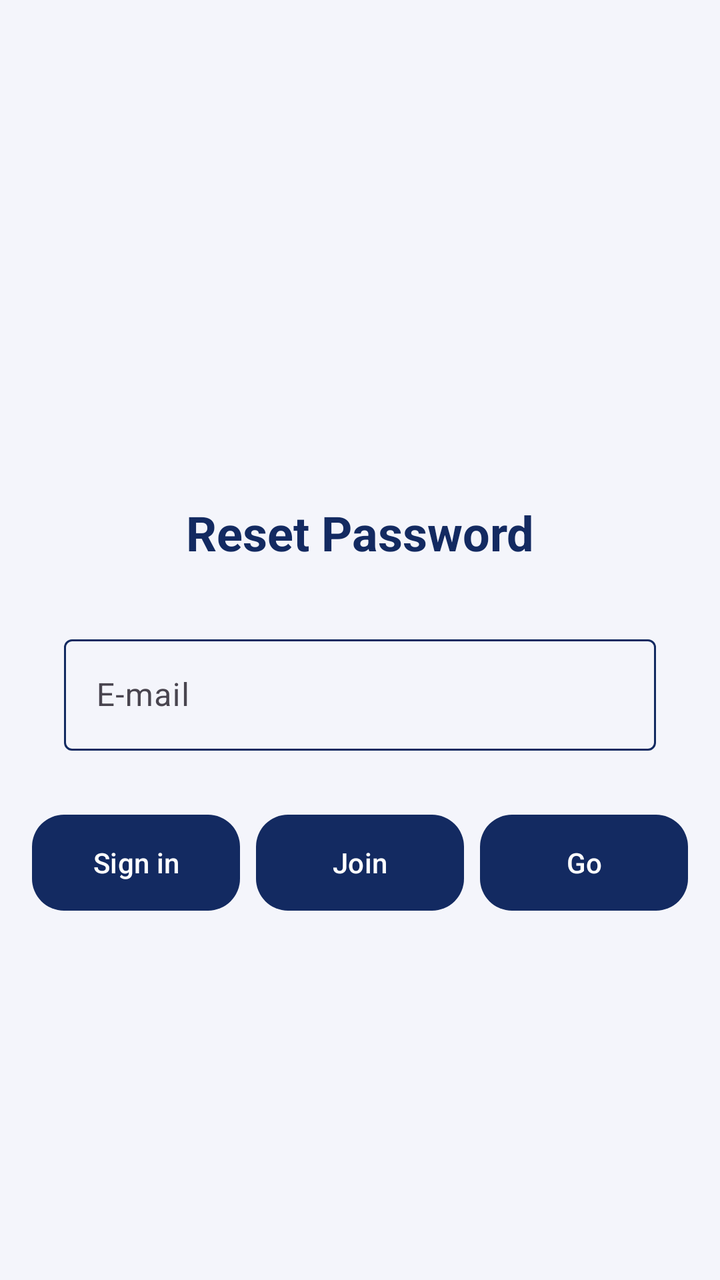
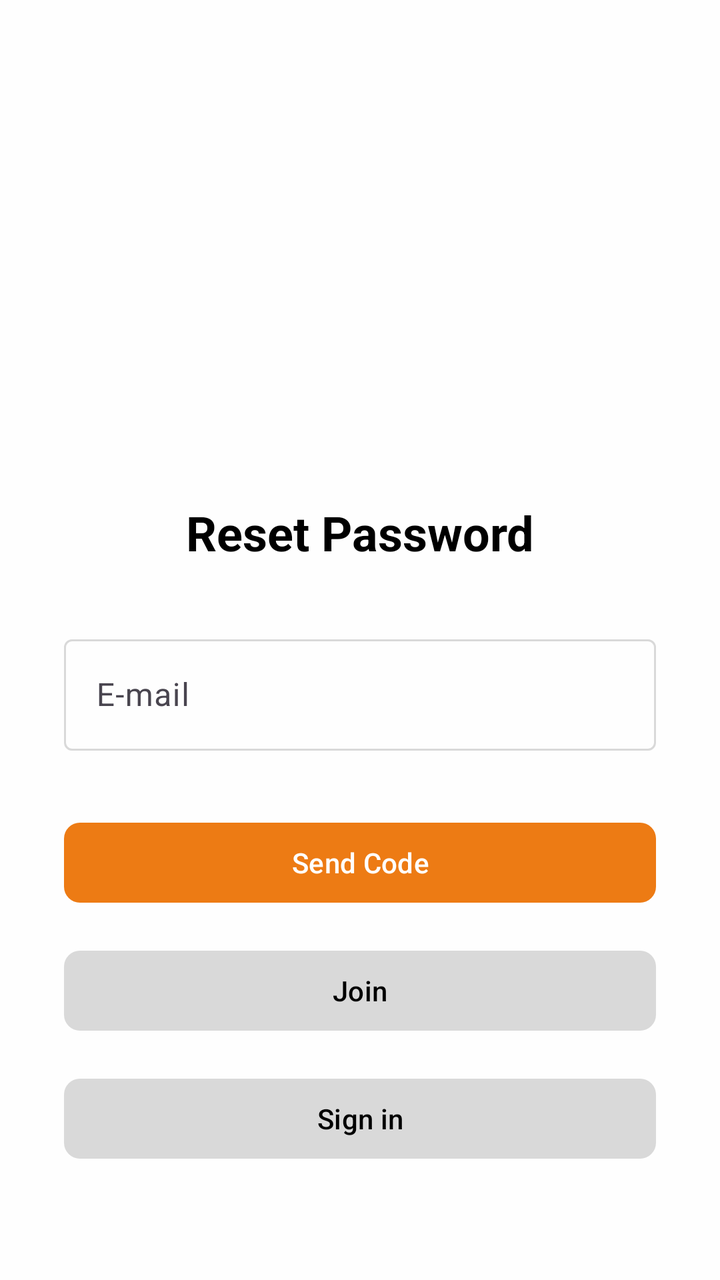

An Android layout rendered at two revisions. The XML below is the earlier revision; the diff shows what the commit changed to produce the second picture.
<!-- AndroidManifest.xml: application theme Theme.FrontendBook -->
<!-- res/layout/sign_in_reset_pass_activity.xml -->
<?xml version="1.0" encoding="utf-8"?>
<androidx.constraintlayout.widget.ConstraintLayout xmlns:android="http://schemas.android.com/apk/res/android"
    xmlns:app="http://schemas.android.com/apk/res-auto"
    android:id="@+id/main"
    android:layout_width="match_parent"
    android:layout_height="match_parent"
    android:background="@color/background_light">

    
    <TextView
        android:id="@+id/resetPas"
        android:layout_width="wrap_content"
        android:layout_height="wrap_content"
        android:layout_marginTop="250dp"
        android:text="Reset Password"
        android:textColor="@color/primary"
        android:textSize="24sp"
        android:textStyle="bold"
        app:layout_constraintTop_toTopOf="parent"
        app:layout_constraintStart_toStartOf="parent"
        app:layout_constraintEnd_toEndOf="parent" />

    
    <com.google.android.material.textfield.TextInputLayout
        android:id="@+id/emailInputLayout"
        android:layout_width="0dp"
        android:layout_height="wrap_content"
        android:layout_marginTop="32dp"
        android:layout_marginStart="32dp"
        android:layout_marginEnd="32dp"
        app:boxBackgroundMode="outline"
        app:layout_constraintTop_toBottomOf="@id/resetPas"
        app:layout_constraintStart_toStartOf="parent"
        app:layout_constraintEnd_toEndOf="parent">

        <com.google.android.material.textfield.TextInputEditText
            android:id="@+id/emailInput"
            android:layout_width="match_parent"
            android:layout_height="wrap_content"
            android:hint="E-mail"
            android:inputType="textEmailAddress" />
    </com.google.android.material.textfield.TextInputLayout>

    
    <LinearLayout
        android:id="@+id/buttonLayout"
        android:layout_width="0dp"
        android:layout_height="wrap_content"
        android:layout_marginTop="32dp"
        android:layout_marginBottom="32dp"
        android:layout_marginStart="16dp"
        android:layout_marginEnd="16dp"
        android:gravity="center"
        android:orientation="horizontal"
        app:layout_constraintTop_toBottomOf="@id/emailInputLayout"
        app:layout_constraintStart_toStartOf="parent"
        app:layout_constraintEnd_toEndOf="parent">

        <com.google.android.material.button.MaterialButton
            android:id="@+id/gobacktoSignin"
            android:layout_width="0dp"
            android:layout_height="wrap_content"
            android:layout_weight="1"
            android:layout_marginEnd="8dp"
            android:text="Sign in"
            android:textAllCaps="false"
            android:textColor="@color/white"
            android:background="@drawable/button_background_round"
            app:cornerRadius="16dp" />

        <com.google.android.material.button.MaterialButton
            android:id="@+id/gobacktoJoin"
            android:layout_width="0dp"
            android:layout_height="wrap_content"
            android:layout_weight="1"
            android:layout_marginEnd="8dp"
            android:text="Join"
            android:textAllCaps="false"
            android:textColor="@color/white"
            android:background="@drawable/button_background_round"
            app:cornerRadius="16dp" />

        <com.google.android.material.button.MaterialButton
            android:id="@+id/goReset"
            android:layout_width="0dp"
            android:layout_height="wrap_content"
            android:layout_weight="1"
            android:text="Go"
            android:textAllCaps="false"
            android:textColor="@color/white"
            android:background="@drawable/button_background_round"
            app:cornerRadius="16dp" />
    </LinearLayout>

</androidx.constraintlayout.widget.ConstraintLayout>
<!-- resources referenced by this layout -->
<resources>
  <color name="background_light">#F4F5FB</color>
  <color name="primary">#132A61</color>
  <color name="white">#FFFFFFFF</color>
  <!-- drawable button_background_round (drawable) -->
  <?xml version="1.0" encoding="utf-8"?>
  <selector xmlns:android="http://schemas.android.com/apk/res/android">
  
  
      <item>
          <shape android:shape="rectangle">
              <solid android:color="@color/primary" />
              <corners android:radius="16dp" />
          </shape>
      </item>
  
  </selector>
  <style name="Theme.FrontendBook" parent="Base.Theme.FrontendBook" />
  <style name="Base.Theme.FrontendBook" parent="Theme.Material3.DayNight.NoActionBar">
          <item name="colorPrimary">@color/primary</item>
          <item name="colorPrimaryVariant">@color/primary_dark</item>
          <item name="colorOnPrimary">@color/white</item>
          <item name="colorSecondary">@color/background_light</item>
          <item name="colorOutline">@color/outline</item>
      </style>
  <color name="primary_dark">#0D0D40</color>
  <color name="outline">#132A61</color>
</resources>

<!-- the commit's change to res/layout/sign_in_reset_pass_activity.xml (unified diff, before → after) -->
@@ -1,10 +1,13 @@
 <?xml version="1.0" encoding="utf-8"?>
-<androidx.constraintlayout.widget.ConstraintLayout xmlns:android="http://schemas.android.com/apk/res/android"
+<androidx.constraintlayout.widget.ConstraintLayout
+    xmlns:android="http://schemas.android.com/apk/res/android"
     xmlns:app="http://schemas.android.com/apk/res-auto"
+    xmlns:tools="http://schemas.android.com/tools"
     android:id="@+id/main"
     android:layout_width="match_parent"
     android:layout_height="match_parent"
-    android:background="@color/background_light">
+    android:background="@color/backgroundPrimary"
+    tools:context=".ui.ResetPasswordFragment">
 
     
     <TextView
@@ -13,7 +16,7 @@
         android:layout_height="wrap_content"
         android:layout_marginTop="250dp"
         android:text="Reset Password"
-        android:textColor="@color/primary"
+        android:textColor="@color/textPrimary"
         android:textSize="24sp"
         android:textStyle="bold"
         app:layout_constraintTop_toTopOf="parent"
@@ -42,54 +45,55 @@
     </com.google.android.material.textfield.TextInputLayout>
 
     
-    <LinearLayout
-        android:id="@+id/buttonLayout"
+    <com.google.android.material.button.MaterialButton
+        android:id="@+id/goReset"
         android:layout_width="0dp"
         android:layout_height="wrap_content"
         android:layout_marginTop="32dp"
-        android:layout_marginBottom="32dp"
-        android:layout_marginStart="16dp"
-        android:layout_marginEnd="16dp"
-        android:gravity="center"
-        android:orientation="horizontal"
+        android:layout_marginStart="32dp"
+        android:layout_marginEnd="32dp"
+        android:text="Send Code"
+        android:textAllCaps="false"
+        android:textColor="@color/button_textSecondary"
+        app:backgroundTint="@color/buttonSecondary"
+        app:cornerRadius="8dp"
         app:layout_constraintTop_toBottomOf="@id/emailInputLayout"
         app:layout_constraintStart_toStartOf="parent"
-        app:layout_constraintEnd_toEndOf="parent">
+        app:layout_constraintEnd_toEndOf="parent" />
 
-        <com.google.android.material.button.MaterialButton
-            android:id="@+id/gobacktoSignin"
-            android:layout_width="0dp"
-            android:layout_height="wrap_content"
-            android:layout_weight="1"
-            android:layout_marginEnd="8dp"
-            android:text="Sign in"
-            android:textAllCaps="false"
-            android:textColor="@color/white"
-            android:background="@drawable/button_background_round"
-            app:cornerRadius="16dp" />
+    
+    <com.google.android.material.button.MaterialButton
+        android:id="@+id/gobacktoJoin"
+        android:layout_width="0dp"
+        android:layout_height="wrap_content"
+        android:layout_marginTop="16dp"
+        android:layout_marginStart="32dp"
+        android:layout_marginEnd="32dp"
+        android:text="Join"
+        android:textAllCaps="false"
+        android:textColor="@color/button_textPrimary"
+        app:backgroundTint="@color/buttonPrimary"
+        app:cornerRadius="8dp"
+        app:layout_constraintTop_toBottomOf="@id/goReset"
+        app:layout_constraintStart_toStartOf="parent"
+        app:layout_constraintEnd_toEndOf="parent" />
 
-        <com.google.android.material.button.MaterialButton
-            android:id="@+id/gobacktoJoin"
-            android:layout_width="0dp"
-            android:layout_height="wrap_content"
-            android:layout_weight="1"
-            android:layout_marginEnd="8dp"
-            android:text="Join"
-            android:textAllCaps="false"
-            android:textColor="@color/white"
-            android:background="@drawable/button_background_round"
-            app:cornerRadius="16dp" />
-
-        <com.google.android.material.button.MaterialButton
-            android:id="@+id/goReset"
-            android:layout_width="0dp"
-            android:layout_height="wrap_content"
-            android:layout_weight="1"
-            android:text="Go"
-            android:textAllCaps="false"
-            android:textColor="@color/white"
-            android:background="@drawable/button_background_round"
-            app:cornerRadius="16dp" />
-    </LinearLayout>
+    
+    <com.google.android.material.button.MaterialButton
+        android:id="@+id/gobacktoSignin"
+        android:layout_width="0dp"
+        android:layout_height="wrap_content"
+        android:layout_marginTop="16dp"
+        android:layout_marginBottom="32dp"
+        android:layout_marginStart="32dp"
+        android:layout_marginEnd="32dp"
+        android:text="Sign in"
+        android:textAllCaps="false"
+        android:textColor="@color/button_textPrimary"
+        app:backgroundTint="@color/buttonPrimary"
+        app:cornerRadius="8dp"
+        app:layout_constraintTop_toBottomOf="@id/gobacktoJoin"
+        app:layout_constraintStart_toStartOf="parent"
+        app:layout_constraintEnd_toEndOf="parent" />
 
 </androidx.constraintlayout.widget.ConstraintLayout>
<!-- resource entries referenced after the edit -->
@@ -1,30 +1,21 @@
 <!-- resources referenced by this layout -->
 <resources>
-  <color name="background_light">#F4F5FB</color>
-  <color name="primary">#132A61</color>
-  <color name="white">#FFFFFFFF</color>
-  <!-- drawable button_background_round (drawable) -->
-  <?xml version="1.0" encoding="utf-8"?>
-  <selector xmlns:android="http://schemas.android.com/apk/res/android">
-  
-  
-      <item>
-          <shape android:shape="rectangle">
-              <solid android:color="@color/primary" />
-              <corners android:radius="16dp" />
-          </shape>
-      </item>
-  
-  </selector>
+  <color name="backgroundPrimary">#FEFEFE</color>
+  <color name="buttonPrimary">#D9D9D9</color>
+  <color name="buttonSecondary">#ED7B14</color>
+  <color name="button_textPrimary">#000000</color>
+  <color name="button_textSecondary">#FEFEFE</color>
+  <color name="textPrimary">#000000</color>
   <style name="Theme.FrontendBook" parent="Base.Theme.FrontendBook" />
   <style name="Base.Theme.FrontendBook" parent="Theme.Material3.DayNight.NoActionBar">
-          <item name="colorPrimary">@color/primary</item>
-          <item name="colorPrimaryVariant">@color/primary_dark</item>
-          <item name="colorOnPrimary">@color/white</item>
-          <item name="colorSecondary">@color/background_light</item>
-          <item name="colorOutline">@color/outline</item>
+          <item name="colorPrimary">@color/backgroundPrimary</item>
+          <item name="colorPrimaryVariant">@color/backgroundSecondary</item>
+          <item name="colorOnPrimary">@color/black</item>
+          <item name="colorSecondary">@color/black</item>
+          <item name="colorOutline">@color/line</item>
       </style>
-  <color name="primary_dark">#0D0D40</color>
-  <color name="outline">#132A61</color>
+  <color name="backgroundSecondary">#D9D9D9</color>
+  <color name="black">#000000</color>
+  <color name="line">#D9D9D9</color>
 </resources>
 
